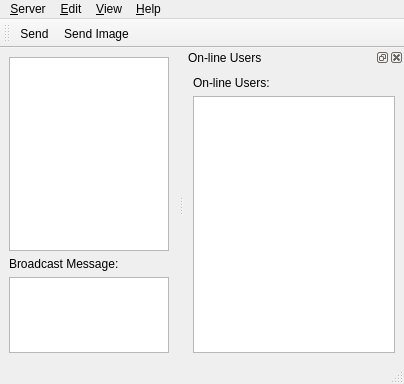
Qt form mainwindow.ui (fromWannaCry/sshout-qt-client-code) before a commit.
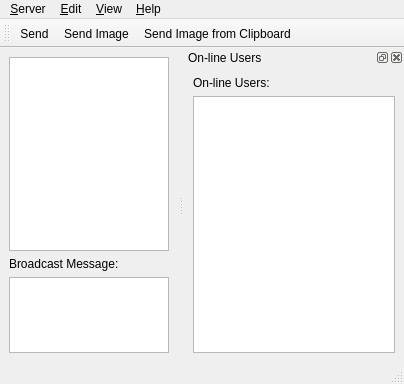
The same form after that commit. Icons and pictures are not drawn.

Commit message: Add an action in tool bar to send image from clipboard

```diff
--- a/mainwindow.ui
+++ b/mainwindow.ui
@@ -145,6 +145,7 @@
    </attribute>
    <addaction name="action_send"/>
    <addaction name="action_send_image"/>
+   <addaction name="action_send_image_from_clipboard"/>
   </widget>
   <action name="action_press_enter_to_send_message">
    <property name="checkable">
@@ -217,6 +218,11 @@
     <string>&amp;About...</string>
    </property>
   </action>
+  <action name="action_send_image_from_clipboard">
+   <property name="text">
+    <string>Send Image from Clipboard</string>
+   </property>
+  </action>
  </widget>
  <resources>
   <include location="icons.qrc"/>
```
Left out of the diff: 17 changed lines with no effect on the pictures. The commit also changes 2 other files.
